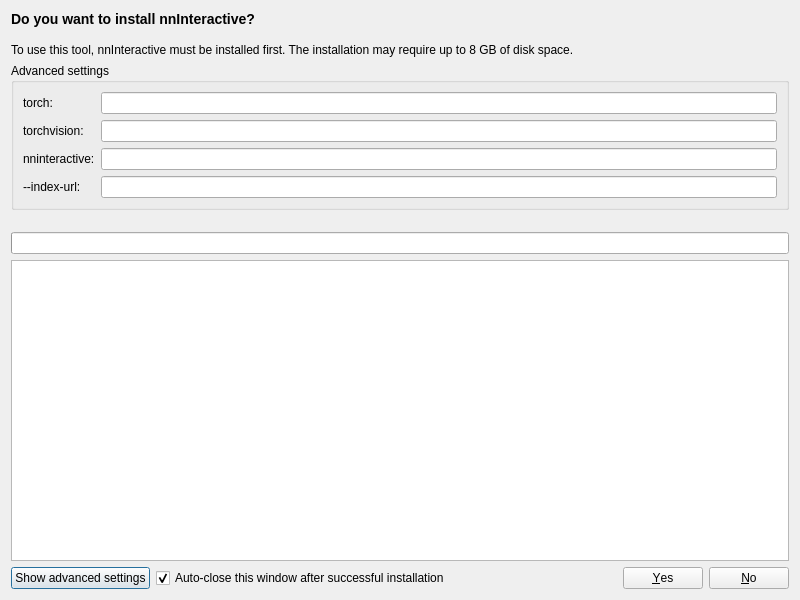
MITK/MITK, file Modules/PythonSegmentationUI/src/QmitknnInteractiveInstallDialog.ui: the form before one commit.
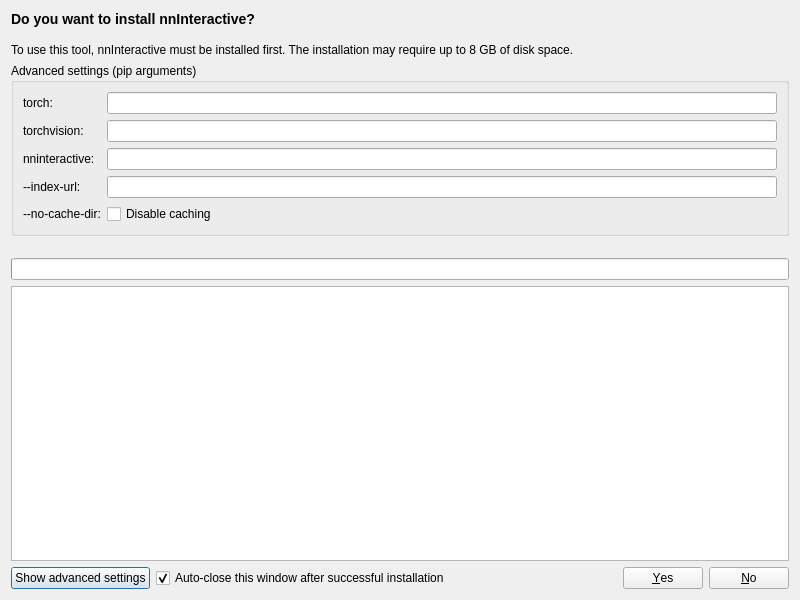
The form after the commit.

Commit message: Add advanced option to disable pip cache

The edit to the form file:
```diff
--- a/Modules/PythonSegmentationUI/src/QmitknnInteractiveInstallDialog.ui
+++ b/Modules/PythonSegmentationUI/src/QmitknnInteractiveInstallDialog.ui
@@ -39,7 +39,7 @@
    <item>
     <widget class="QGroupBox" name="advancedGroupBox">
      <property name="title">
-      <string>Advanced settings</string>
+      <string>Advanced settings (pip arguments)</string>
      </property>
      <property name="checkable">
       <bool>false</bool>
@@ -85,6 +85,23 @@
       <item row="3" column="1">
        <widget class="QLineEdit" name="indexUrlLineEdit"/>
       </item>
+      <item row="4" column="0">
+       <widget class="QLabel" name="noCacheDirLabel">
+        <property name="text">
+         <string>--no-cache-dir:</string>
+        </property>
+        <property name="buddy">
+         <cstring>noCacheDirCheckBox</cstring>
+        </property>
+       </widget>
+      </item>
+      <item row="4" column="1">
+       <widget class="QCheckBox" name="noCacheDirCheckBox">
+        <property name="text">
+         <string>Disable caching</string>
+        </property>
+       </widget>
+      </item>
      </layout>
     </widget>
    </item>
```
Left out of the diff: 12 changed lines with no effect on the pictures. The commit also changes 1 other file.
